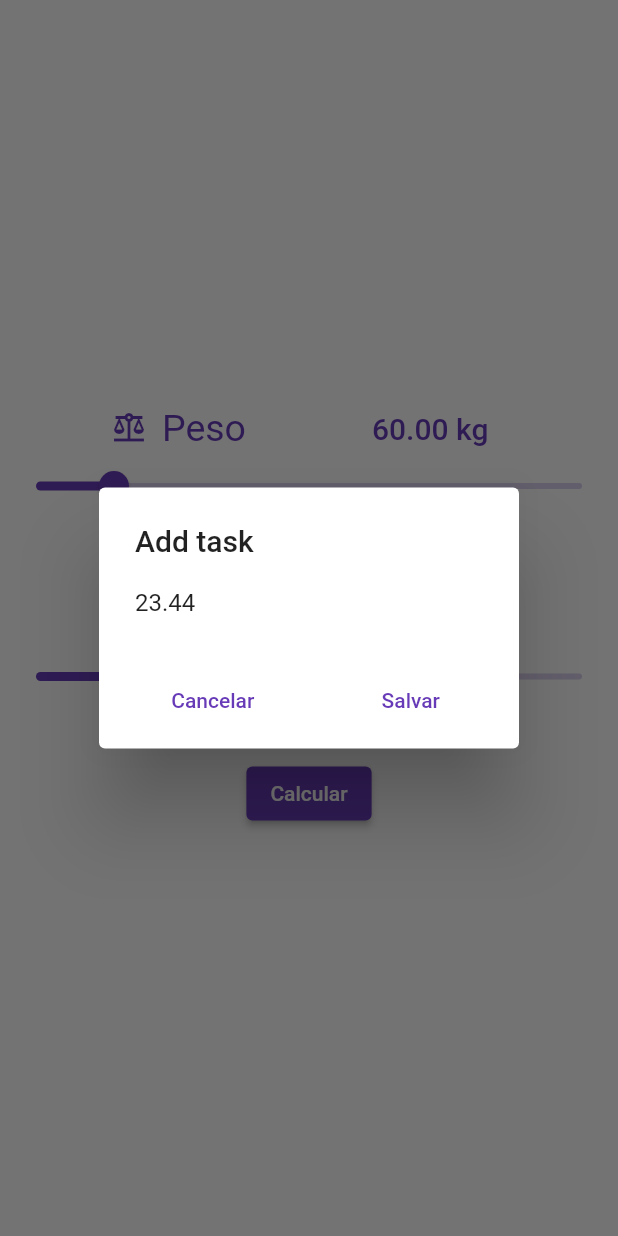
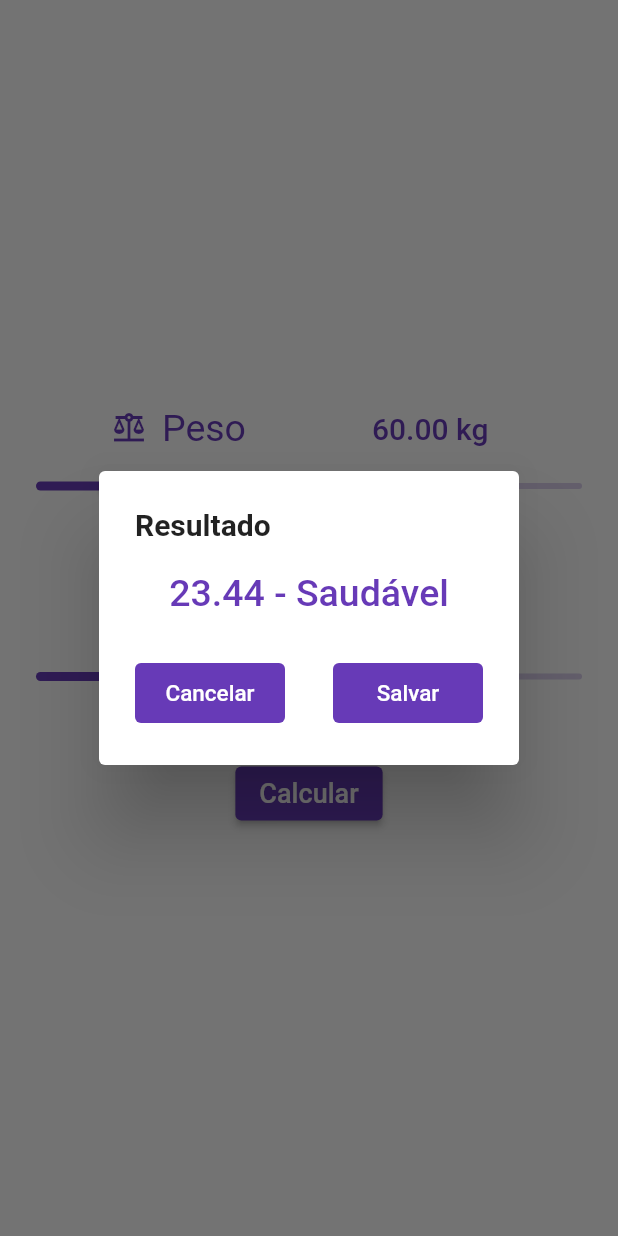
Before and after one commit to Charles-XavierS/IMC_Calculator_Flutter, a Flutter app: the Calculator widget shown alone on an empty page, opened directly, after a tap on "Calcular", on a phone screen of 412 x 824 dp. Run offline on Flutter 3.47's test engine with Material 2 defaults, Android fonts, the phone set to English and light mode, and no system bars.

Commit message:
feat: Retirado calculos de imc da calculator_page, adicionado lógica para adicionar na lista os resultados salvos etc

```diff
--- a/lib/pages/calculator_page.dart
+++ b/lib/pages/calculator_page.dart
@@ -1,28 +1,29 @@
 import 'package:flutter/material.dart';
+import 'package:provider/provider.dart'; // Importe o pacote Provider
+import '../models/imc_model.dart';
+import '../provider/imc_provider.dart';
+import '../repositories/imc_repository.dart';
+import '../shared/imc_calculations.dart';
 
 class Calculator extends StatefulWidget {
-  const Calculator({super.key});
+  const Calculator({
+    super.key,
+  });
 
   @override
   State<Calculator> createState() => _CalculatorState();
 }
 
-class IMC {
-  double calcularIMC(double peso, double altura) {
-    double imc = peso / (altura * altura);
-    return imc;
-  }
-}
-
 class _CalculatorState extends State<Calculator> {
+  var imcRepository = IMCRepository();
   double weight = 60.0;
-  double height = 160.0;
-  final imcCalculator = IMC();
-
-  double imcResult = 0.0;
+  double height = 1.60;
 
   @override
   Widget build(BuildContext context) {
+    var imcResultsProvider =
+        Provider.of<IMCResultsProvider>(context); // Obtenha o provider
+
     return Column(
       mainAxisAlignment: MainAxisAlignment.center,
       children: [
@@ -98,7 +99,7 @@ class _CalculatorState extends State<Calculator> {
                 SizedBox(
                   width: 100,
                   child: Text(
-                    '${height.toStringAsFixed(2)} cm',
+                    '${height.toStringAsFixed(2)} m',
                     style: const TextStyle(
                       color: Colors.deepPurple,
                       fontSize: 20,
@@ -111,8 +112,8 @@ class _CalculatorState extends State<Calculator> {
             ),
             Slider(
               value: height,
-              min: 60.0,
-              max: 250.0,
+              min: 0.60,
+              max: 2.50,
               onChanged: (value) {
                 setState(() {
                   height = value;
@@ -123,41 +124,82 @@ class _CalculatorState extends State<Calculator> {
         ),
         const SizedBox(height: 30),
         ElevatedButton(
-          onPressed: () {
-            double imc = imcCalculator.calcularIMC(weight, height / 100.0);
-            var imcFinal = imc.toStringAsFixed(2);
-            setState(() {
-              imcResult = imc;
-            });
+          onPressed: () async {
+            var imc = IMC().calcularIMC(weight, height);
+            var imcFinal = IMC().interpretarIMC(imc);
+            var imcResult = IMCResult(imcFinal);
             showDialog(
               context: context,
               builder: (BuildContext bc) {
                 return AlertDialog(
-                    title: const Text('Add task'),
-                    content: Text(imcFinal),
+                  title: const Text(
+                    'Resultado',
+                    style: TextStyle(fontWeight: FontWeight.w700),
+                  ),
+                  content: Text(
+                    imcFinal,
+                    style: const TextStyle(
+                      color: Colors.deepPurple,
+                      fontSize: 25,
+                      fontWeight: FontWeight.w500,
+                    ),
+                    textAlign: TextAlign.center,
+                  ),
                   actions: [
                     Row(
                       mainAxisAlignment: MainAxisAlignment.spaceAround,
                       children: [
-                          TextButton(
+                        Container(
+                          height: 40,
+                          width: 100,
+                          decoration: BoxDecoration(
+                            color: Colors.deepPurple,
+                            borderRadius: BorderRadius.circular(4),
+                          ),
+                          child: TextButton(
                             onPressed: () {
                               Navigator.pop(context);
                             },
-                              child: const Text("Cancelar")),
-                          TextButton(
-                              onPressed: () {
+                            child: const Text(
+                              "Cancelar",
+                              style:
+                                  TextStyle(color: Colors.white, fontSize: 15),
+                            ),
+                          ),
+                        ),
+                        Container(
+                          height: 40,
+                          width: 100,
+                          decoration: BoxDecoration(
+                            color: Colors.deepPurple,
+                            borderRadius: BorderRadius.circular(4),
+                          ),
+                          child: TextButton(
+                            onPressed: () async {
+                              imcResultsProvider.addResult(
+                                  imcResult); // Adicione o resultado usando o provider
                               Navigator.pop(context);
-                                setState(() {});
                             },
-                              child: const Text("Salvar")),
+                            child: const Text(
+                              "Salvar",
+                              style:
+                                  TextStyle(color: Colors.white, fontSize: 15),
+                            ),
+                          ),
+                        ),
                       ],
                     ),
+                    const SizedBox(
+                      height: 20,
+                    )
                   ],
                 );
-                });
+              },
+            );
           },
           child: const Text(
             'Calcular',
+            style: TextStyle(fontSize: 18),
           ),
         ),
       ],
```
Lines whose indentation alone changed are shown as unchanged.
